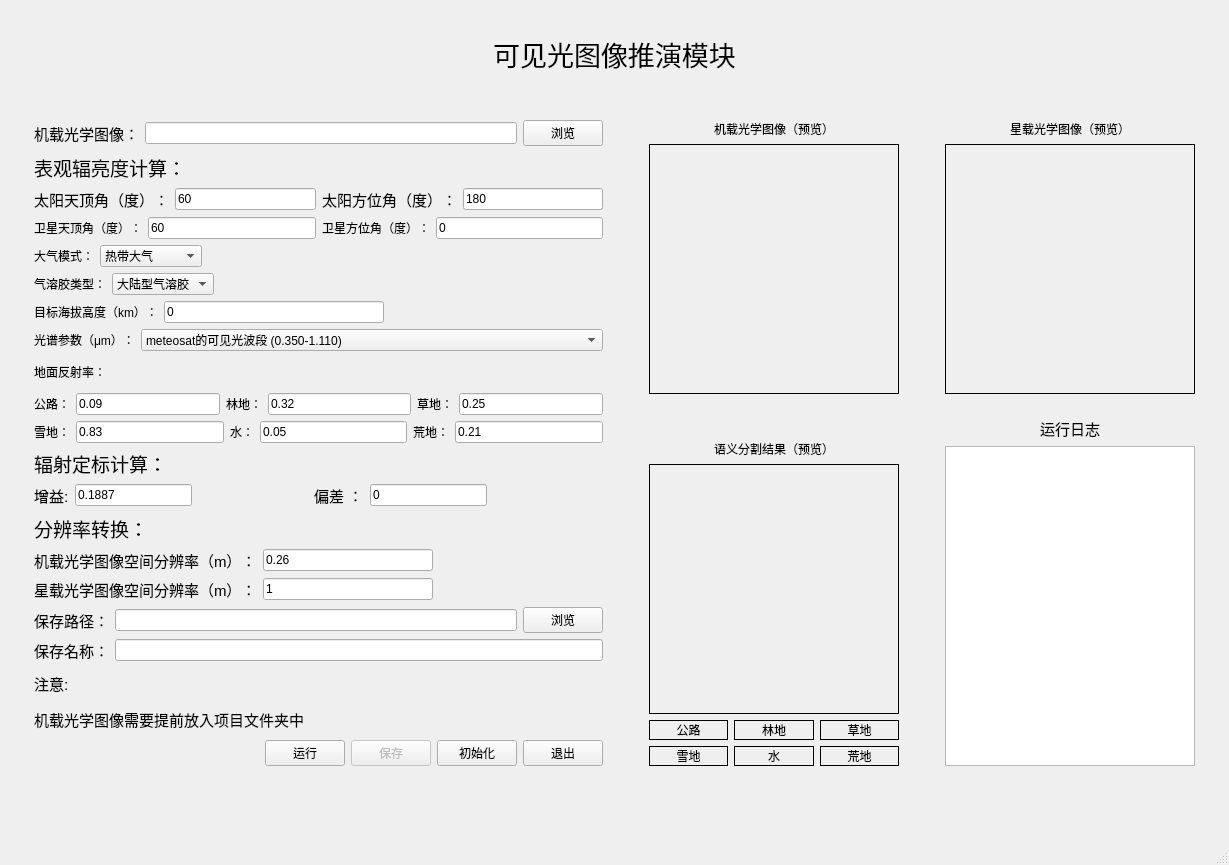
Before: the Qt Designer form v1/optdeduction.ui in chongkuiqi/FTRP_app, drawn with Qt 5.
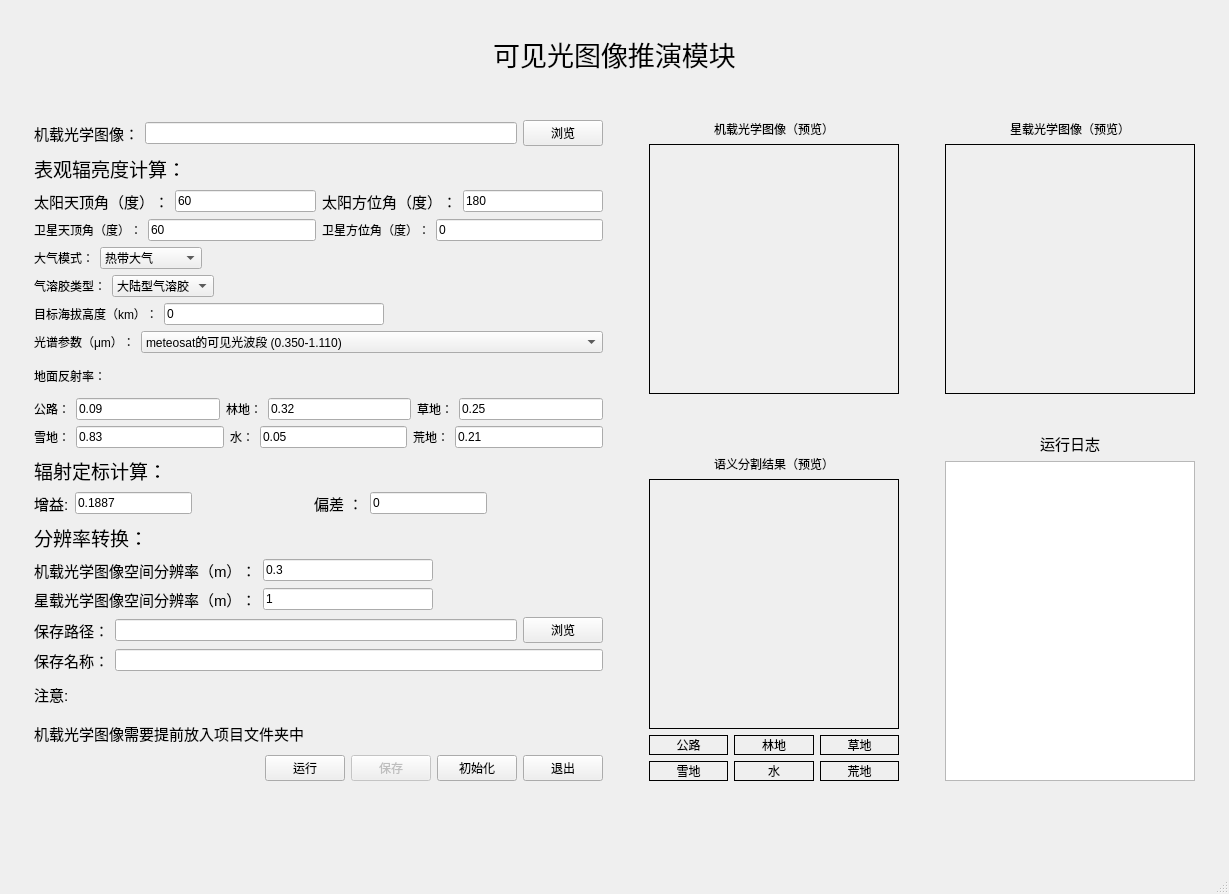
After: the same form once the commit is applied.

Patch:
```diff
--- a/v1/optdeduction.ui
+++ b/v1/optdeduction.ui
@@ -7,7 +7,7 @@
     <x>0</x>
     <y>0</y>
     <width>1229</width>
-    <height>865</height>
+    <height>894</height>
    </rect>
   </property>
   <property name="windowTitle">
@@ -817,7 +817,7 @@
           <item>
            <widget class="QLineEdit" name="airres">
             <property name="text">
-             <string>0.26</string>
+             <string>0.3</string>
             </property>
            </widget>
           </item>
```
